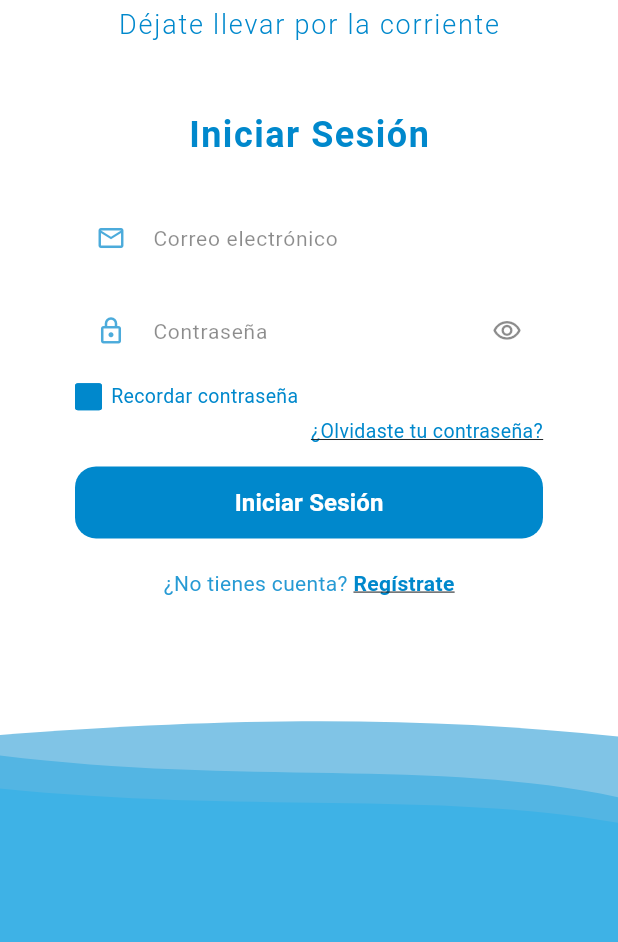
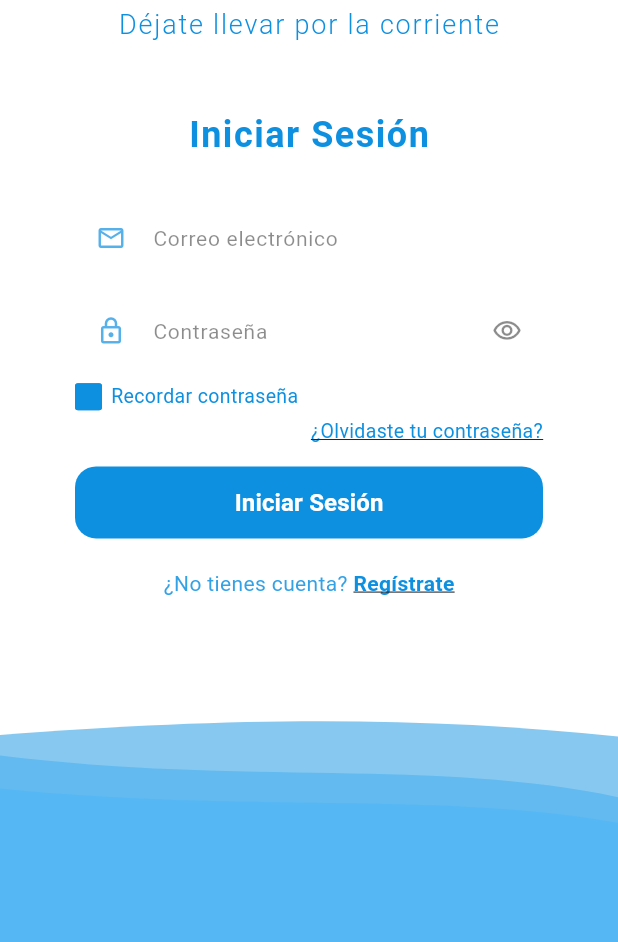
Before and after one commit to julio951010/flumi_app, a Flutter app: the screen it shows after launch, after a tap on "Saltar", on a phone screen of 412 x 824 dp, the part 294-1236 px from its top. Run offline on Flutter 3.47's test engine with Material 3 defaults, Android fonts, the phone set to English and light mode, and no system bars; our stand-ins replace connectivity_plus, curved_navigation_bar, drift, shared_preferences, sqlite3_flutter_libs, supabase_flutter; accounts and stored records are empty; generated files the repository leaves out were written again.

Commit message:
cambia color primario a #0E90E1

```diff
--- a/lib/core/estilos/tema.dart
+++ b/lib/core/estilos/tema.dart
@@ -1,7 +1,7 @@
 import 'package:flutter/material.dart';
 
 class FlumiTema {
-  static const Color colorPrimario = Color(0xFF0088CC);
+  static const Color colorPrimario = Color(0xFF0E90E1);
   static const Color colorFondo = Color(0xFFF5F7FA);
 
   static ThemeData tema = ThemeData(
--- a/lib/main.dart
+++ b/lib/main.dart
@@ -236,7 +236,7 @@ class _InicioRouterState extends State<_InicioRouter>
                   ),
                 ),
               ),
-              child: AnimacionAgua(color: const Color(0xFF0099DD)),
+              child: AnimacionAgua(color: const Color(0xFF1FA0F0)),
             ),
 
             // Tercera capa de agua (la más clara, la más baja)
@@ -255,7 +255,7 @@ class _InicioRouterState extends State<_InicioRouter>
                   ),
                 ),
               ),
-              child: AnimacionAgua(color: const Color(0xFF00AAEE)),
+              child: AnimacionAgua(color: const Color(0xFF30B0FF)),
             ),
 
             // Auth/app: se revela con _formAparecerAnim.
--- a/lib/widgets_comunes/animacion_agua.dart
+++ b/lib/widgets_comunes/animacion_agua.dart
@@ -3,7 +3,7 @@ import 'package:flutter/material.dart';
 class AnimacionAgua extends StatefulWidget {
   final Color color;
 
-  const AnimacionAgua({super.key, this.color = const Color(0xFF0088CC)});
+  const AnimacionAgua({super.key, this.color = const Color(0xFF0E90E1)});
 
   @override
   State<AnimacionAgua> createState() => _AnimacionAguaState();
```
